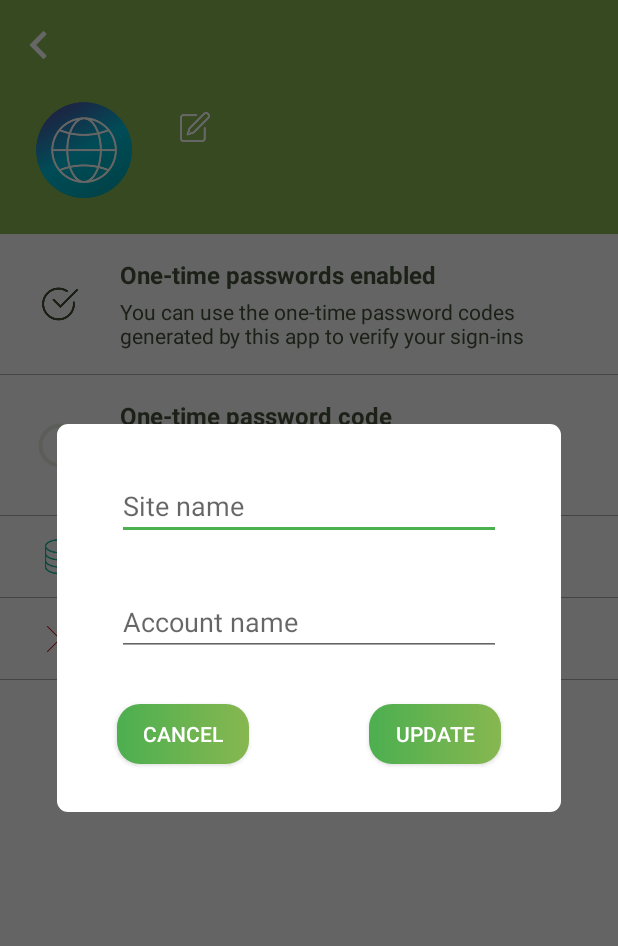
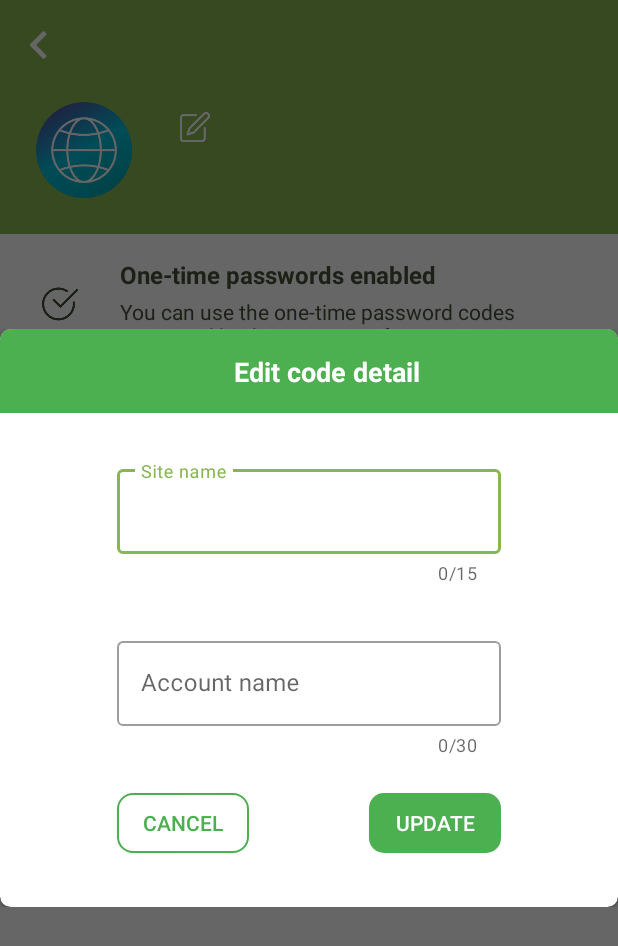
Before and after one commit to quanguefa23/Anthenticator-Java-Android, an Android app: the DetailCodeActivity screen opened directly, with no data from a screen before it, after a tap on an icon or button, on a phone screen of 412 x 824 dp. Shown: the top 946 px of the screen. Run offline under Robolectric (Android 15) with nearby library versions, the phone set to English and light mode, and no system bars; our stand-ins replace Dagger/Hilt's generated code, data binding.

```diff
--- a/app/src/main/java/com/za/androidauthenticator/adapters/AuthCodeAdapter.java
+++ b/app/src/main/java/com/za/androidauthenticator/adapters/AuthCodeAdapter.java
@@ -93,12 +93,12 @@ public class AuthCodeAdapter extends RecyclerView.Adapter<AuthCodeAdapter.ViewHo
 
         @Override
         public boolean areItemsTheSame(int oldItemPosition, int newItemPosition) {
-            return oldList.get(oldItemPosition).equals(newList.get(newItemPosition));
+           return oldList.get(oldItemPosition).codeId == newList.get(newItemPosition).codeId;
         }
 
         @Override
         public boolean areContentsTheSame(int oldItemPosition, int newItemPosition) {
-            return true;
+            return oldList.get(oldItemPosition).equals(newList.get(newItemPosition));
         }
     }
 
--- a/app/src/main/java/com/za/androidauthenticator/data/repository/local/UserLocalDataSource.java
+++ b/app/src/main/java/com/za/androidauthenticator/data/repository/local/UserLocalDataSource.java
@@ -36,6 +36,10 @@ public class UserLocalDataSource {
     public void deleteCode(AuthCode authCode) {
         SingleTaskExecutor.queueRunnable(() -> authCodeDao.deleteCode(authCode));
     }
+
+    public void updateCode(AuthCode authCode) {
+        SingleTaskExecutor.queueRunnable(() -> authCodeDao.updateCode(authCode));
+    }
 }
 
 
--- a/app/src/main/java/com/za/androidauthenticator/view/activities/AuthenticatorActivity.java
+++ b/app/src/main/java/com/za/androidauthenticator/view/activities/AuthenticatorActivity.java
@@ -62,8 +62,8 @@ public class AuthenticatorActivity extends BaseActivity {
         viewModel.getListCodes().observe(this, list -> {
             adapter.updateDataAndNotify(list);
 
-            for (AuthCode code : list)
-                Log.d(MyApplication.APP_TAG, code.key + "");
+//            for (AuthCode code : list)
+//                Log.d(MyApplication.APP_TAG, code.key + "");
 
             if (firstLoad) {
                 firstLoad = false;
--- /dev/null
+++ b/app/src/main/res/drawable-v24/button_green_border.xml
@@ -0,0 +1,8 @@
+<?xml version="1.0" encoding="utf-8"?>
+<shape android:shape="rectangle"
+    xmlns:android="http://schemas.android.com/apk/res/android">
+    <corners android:radius="10dp"/>
+    <stroke android:color="@color/green"
+        android:width="1dp"/>
+    <solid android:color="@color/white"/>
+</shape>
--- /dev/null
+++ b/app/src/main/res/drawable/button_green.xml
@@ -0,0 +1,6 @@
+<?xml version="1.0" encoding="utf-8"?>
+<shape android:shape="rectangle"
+    xmlns:android="http://schemas.android.com/apk/res/android">
+    <corners android:radius="10dp"/>
+    <solid android:color="@color/green" />
+</shape>
--- a/app/src/main/res/layout/activity_authenticator.xml
+++ b/app/src/main/res/layout/activity_authenticator.xml
@@ -162,7 +162,7 @@
                 app:layout_constraintTop_toTopOf="parent"
                 app:layout_constraintVertical_bias="0.3" />
 
-            <Button
+            <androidx.appcompat.widget.AppCompatButton
                 android:textSize="14sp"
                 android:textColor="@color/white"
                 android:background="@drawable/button_custom"
--- a/app/src/main/res/layout/activity_detail_code.xml
+++ b/app/src/main/res/layout/activity_detail_code.xml
@@ -52,6 +52,7 @@
                     android:contentDescription="@string/site_icon" />
 
                 <TextView
+                    android:onClick="@{() -> myController.editCodeInfo()}"
                     android:id="@+id/siteName"
                     android:layout_width="wrap_content"
                     android:layout_height="wrap_content"
@@ -64,6 +65,7 @@
                     app:layout_constraintTop_toTopOf="@+id/siteIcon" />
 
                 <TextView
+                    android:onClick="@{() -> myController.editCodeInfo()}"
                     android:id="@+id/accountName"
                     android:layout_width="0dp"
                     android:layout_height="wrap_content"
--- a/app/src/main/res/layout/dialog_update_code.xml
+++ b/app/src/main/res/layout/dialog_update_code.xml
@@ -1,62 +1,131 @@
 <?xml version="1.0" encoding="utf-8"?>
+<layout xmlns:tools="http://schemas.android.com/tools"
+    xmlns:app="http://schemas.android.com/apk/res-auto"
+    xmlns:android="http://schemas.android.com/apk/res/android">
 
+    <data>
+        <variable
+            name="myViewModel"
+            type="com.za.androidauthenticator.viewmodel.DetailCodeViewModel" />
+        <variable
+            name="myController"
+            type="com.za.androidauthenticator.view.activities.DetailCodeActivity" />
+    </data>
 
-<androidx.constraintlayout.widget.ConstraintLayout xmlns:android="http://schemas.android.com/apk/res/android"
-    xmlns:app="http://schemas.android.com/apk/res-auto"
+    <androidx.cardview.widget.CardView
+        app:cardCornerRadius="7dp"
         android:layout_width="match_parent"
+        android:layout_height="wrap_content">
+
+        <androidx.constraintlayout.widget.ConstraintLayout
+            android:layout_width="match_parent"
+            android:layout_height="wrap_content">
+
+            <View
+                android:id="@+id/frameLayout"
+                android:layout_width="match_parent"
+                android:layout_height="56dp"
+                android:background="@color/green"
+                app:layout_constraintEnd_toEndOf="parent"
+                app:layout_constraintStart_toStartOf="parent"
+                app:layout_constraintTop_toTopOf="parent">
+            </View>
+
+            <TextView
+                android:id="@+id/title"
+                android:layout_width="wrap_content"
                 android:layout_height="wrap_content"
-    android:background="@drawable/curve">
+                android:layout_marginStart="24dp"
+                android:text="@string/edit_code_detail"
+                android:textColor="@color/white"
+                android:textSize="18sp"
+                android:textStyle="bold"
+                app:layout_constraintBottom_toBottomOf="@+id/frameLayout"
+                app:layout_constraintEnd_toEndOf="@+id/frameLayout"
+                app:layout_constraintStart_toStartOf="@+id/frameLayout"
+                app:layout_constraintTop_toTopOf="@+id/frameLayout" />
 
-    <EditText
-        android:inputType="text"
-        android:id="@+id/siteName"
-        android:layout_width="0dp"
+            <com.google.android.material.textfield.TextInputLayout
+                android:id="@+id/siteNameLayout"
+                style="@style/Widget.MaterialComponents.TextInputLayout.OutlinedBox"
+                android:layout_width="256dp"
                 android:layout_height="wrap_content"
                 android:layout_marginTop="32dp"
                 android:hint="@string/site_name"
+                app:counterEnabled="true"
+                app:counterMaxLength="15"
+                app:layout_constraintBottom_toTopOf="@+id/accountNameLayout"
                 app:layout_constraintEnd_toEndOf="@+id/accountNameLayout"
                 app:layout_constraintStart_toStartOf="@+id/accountNameLayout"
-        app:layout_constraintTop_toTopOf="parent"
-        android:importantForAutofill="no" />
+                app:layout_constraintTop_toBottomOf="@+id/frameLayout">
 
-    <EditText
-        android:inputType="text"
+                <com.google.android.material.textfield.TextInputEditText
+                    android:id="@+id/siteName"
+                    android:layout_width="match_parent"
+                    android:layout_height="wrap_content"
+                    android:inputType="textPersonName"
+                    android:textColor="@color/textColor"
+                    android:textColorHint="@color/defaultTextView" />
+
+            </com.google.android.material.textfield.TextInputLayout>
+
+            <com.google.android.material.textfield.TextInputLayout
                 android:id="@+id/accountNameLayout"
+                style="@style/Widget.MaterialComponents.TextInputLayout.OutlinedBox"
                 android:layout_width="256dp"
                 android:layout_height="wrap_content"
-        android:layout_marginStart="40dp"
+                android:layout_marginStart="36dp"
                 android:layout_marginTop="32dp"
-        android:layout_marginEnd="40dp"
+                android:layout_marginEnd="36dp"
                 android:hint="@string/account_name"
+                app:counterEnabled="true"
+                app:counterMaxLength="30"
                 app:layout_constraintEnd_toEndOf="parent"
                 app:layout_constraintStart_toStartOf="parent"
-        app:layout_constraintTop_toBottomOf="@+id/siteName"
-        android:importantForAutofill="no" />
+                app:layout_constraintTop_toBottomOf="@+id/siteNameLayout">
+
+                <com.google.android.material.textfield.TextInputEditText
+                    android:id="@+id/accountName"
+                    android:layout_width="match_parent"
+                    android:layout_height="wrap_content"
+                    android:inputType="textPersonName"
+                    android:textColor="@color/textColor"
+                    android:textColorHint="@color/defaultTextView" />
+
+            </com.google.android.material.textfield.TextInputLayout>
 
             <androidx.appcompat.widget.AppCompatButton
+                android:onClick="@{() -> myController.onClickUpdateDialog()}"
                 android:id="@+id/update"
                 android:layout_width="wrap_content"
                 android:layout_height="40dp"
-        android:layout_marginTop="32dp"
-        android:layout_marginBottom="32dp"
-        android:background="@drawable/button_custom"
+                android:layout_marginTop="24dp"
+                android:layout_marginBottom="36dp"
+                android:background="@drawable/button_green"
                 android:text="@string/update"
                 android:textColor="@color/white"
                 android:textSize="14sp"
                 app:layout_constraintBottom_toBottomOf="parent"
                 app:layout_constraintEnd_toEndOf="@+id/accountNameLayout"
-        app:layout_constraintTop_toBottomOf="@+id/accountNameLayout" />
+                app:layout_constraintTop_toBottomOf="@+id/accountNameLayout"
+                app:layout_constraintVertical_bias="1.0" />
 
-    <Button
-        android:id="@+id/cancel"
+            <androidx.appcompat.widget.AppCompatButton
+                android:onClick="@{() -> myController.onClickCancelDialog()}"
+                android:id="@+id/update3"
                 android:layout_width="wrap_content"
                 android:layout_height="40dp"
-        android:background="@drawable/button_custom"
-        android:text="@android:string/cancel"
-        android:textColor="@color/white"
+                android:layout_marginBottom="32dp"
+                android:background="@drawable/button_green_border"
+                android:text="@string/cancel"
+                android:textColor="@color/green"
                 android:textSize="14sp"
                 app:layout_constraintBottom_toBottomOf="@+id/update"
                 app:layout_constraintStart_toStartOf="@+id/accountNameLayout"
-        app:layout_constraintTop_toTopOf="@+id/update" />
+                app:layout_constraintTop_toTopOf="@+id/update"
+                app:layout_constraintVertical_bias="0.0" />
 
         </androidx.constraintlayout.widget.ConstraintLayout>
+    </androidx.cardview.widget.CardView>
+
+</layout>
--- a/app/src/main/res/values/strings.xml
+++ b/app/src/main/res/values/strings.xml
@@ -44,4 +44,7 @@
     <string name="remove_account_confirm">Remove account?</string>
     <string name="warning_remove_account">After removing your account, you will not be able to use this device to verify your identity</string>
     <string name="update">update</string>
+    <string name="cancel">cancel</string>
+    <string name="edit_code_detail">Edit code detail</string>
+    <string name="update_success_notification">Update successfully</string>
 </resources>
--- a/app/src/main/res/values/styles.xml
+++ b/app/src/main/res/values/styles.xml
@@ -1,7 +1,7 @@
 <resources>
 
     <!-- Base application theme. -->
-    <style name="AppTheme" parent="Theme.AppCompat.Light.NoActionBar">
+    <style name="AppTheme" parent="Theme.MaterialComponents.Light.NoActionBar">
         <!-- Customize your theme here. -->
         <item name="colorPrimary">@color/colorPrimary</item>
         <item name="colorPrimaryDark">@color/colorPrimaryDark</item>
```
Also changed, not shown: app/src/main/java/com/za/androidauthenticator/data/roomdb/AuthCodeDao.java (+7 -2 lines), app/src/main/java/com/za/androidauthenticator/view/activities/DetailCodeActivity.java (+52 -8 lines), app/src/main/java/com/za/androidauthenticator/viewmodel/DetailCodeViewModel.java (+22 -3 lines), app/src/main/res/layout/dialog_update_code_test.xml (added, +62 -0 lines). Lines whose indentation alone changed are shown as unchanged.
